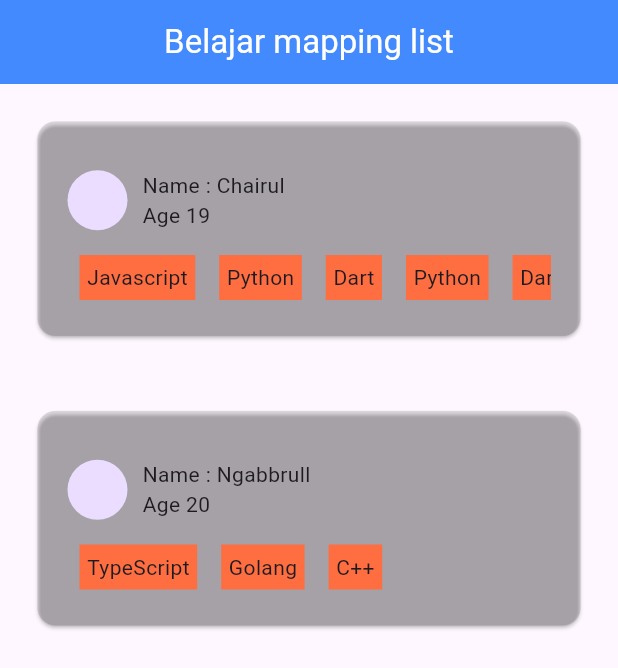
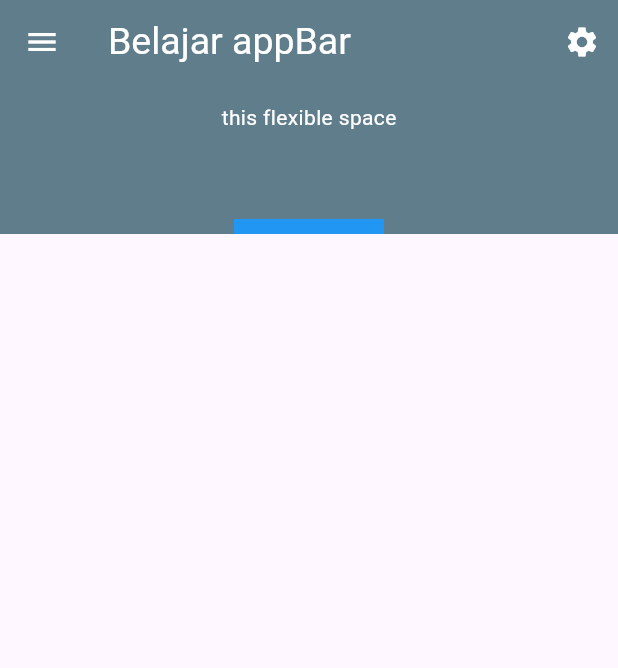
Before and after one commit to ChairulArul/Statefull-Flutter, a Flutter app: the screen it shows after launch, on a phone screen of 412 x 824 dp. Shown: the top 668 px of the screen. Run offline on Flutter 3.47's test engine with Material 3 defaults, Android fonts, the phone set to English and light mode, and no system bars.

Commit message:
Belajar Appbar

```diff
--- a/lib/main.dart
+++ b/lib/main.dart
@@ -126,6 +126,152 @@
 // }
 
 // Belajar maaping list
+// import 'package:flutter/material.dart';
+
+// void main() {
+//   runApp(MyApp());
+// }
+
+// class MyApp extends StatelessWidget {
+// // membuat mapping data untuk di panggil pada listView
+//   final List<Map<String, dynamic>> myList = [
+//     {
+//       "Name": "Chairul",
+//       "Age": 19,
+//       "FavProgramming": [
+//         "Javascript",
+//         "Python",
+//         "Dart",
+//         "Python",
+//         "Dart",
+//         "Python",
+//         "Dart",
+//         "Python",
+//         "Dart"
+//       ]
+//     },
+//     {
+//       "Name": "Ngabbrull",
+//       "Age": 20,
+//       "FavProgramming": ["TypeScript", "Golang", "C++"]
+//     }
+//   ];
+//   @override
+//   Widget build(BuildContext context) {
+//     return MaterialApp(
+//       debugShowCheckedModeBanner: false,
+//       home: Scaffold(
+//           appBar: AppBar(
+//             backgroundColor: Colors.blueAccent,
+//             title: Text(
+//               "Belajar mapping list",
+//               style: TextStyle(color: Colors.white),
+//             ),
+//             centerTitle: true,
+//           ),
+//           body: ListView(
+//             children: myList.map((data) {
+//               // tampung dalam variabel untuk panggil mapping data
+//               List myFavProgramming = data["FavProgramming"];
+//               return Card(
+//                 margin: EdgeInsets.all(25),
+//                 color: Colors.black12.withOpacity(0.1),
+
+//                 // ambil mapping dari data name dan age
+//                 child: Container(
+//                   margin: EdgeInsets.all(10),
+//                   padding: EdgeInsets.all(10),
+//                   child: Column(
+//                     crossAxisAlignment: CrossAxisAlignment.start,
+//                     children: [
+//                       // row
+//                       Row(
+//                         children: [
+//                           CircleAvatar(),
+//                           SizedBox(
+//                             width: 10,
+//                             height: 65,
+//                           ),
+//                           Column(
+//                             crossAxisAlignment: CrossAxisAlignment.start,
+//                             children: [
+//                               Text("Name : ${data['Name']}"),
+//                               Text("Age ${data['Age']}")
+//                             ],
+//                           )
+//                         ],
+//                       ),
+
+//                       // ganti menjadi ini, agar secara defaul dapat scroll secara horizontal
+//                       SingleChildScrollView(
+//                         scrollDirection: Axis.horizontal,
+//                         child: Row(
+//                           // ambil mapping untuk row pada bagian myfav programming
+//                           children: myFavProgramming.map((coding) {
+//                             return Container(
+//                               margin: EdgeInsets.symmetric(
+//                                 horizontal: 8,
+//                                 vertical: 4,
+//                               ),
+//                               padding: EdgeInsets.all(5),
+//                               color: Colors.deepOrangeAccent,
+//                               child: Text(coding),
+//                             );
+//                           }).toList(),
+//                         ),
+//                       )
+//                     ],
+//                   ),
+//                 ),
+//               );
+//             }).toList(),
+//           )),
+//     );
+//   }
+// }
+
+// import 'package:flutter/material.dart';
+
+// // panggil library atau package
+// import 'package:intl/intl.dart';
+// // link library atau pacakge
+// // https://pub.dev/documentation/intl/latest/intl/DateFormat-class.html
+
+// // import 'package:intl/intl.dart';
+
+// void main() {
+//   runApp(MyApp());
+// }
+
+// class MyApp extends StatelessWidget {
+//   const MyApp({super.key});
+
+//   @override
+//   Widget build(BuildContext context) {
+//     return MaterialApp(
+//       debugShowCheckedModeBanner: false,
+//       home: Scaffold(
+//         appBar: AppBar(
+//           backgroundColor: Colors.blueAccent,
+//           title: Text(
+//             "Belajar date format",
+//             style: TextStyle(color: Colors.white),
+//           ),
+//           centerTitle: true,
+//         ),
+//         body: Center(
+//           child: Text(
+//             // untuk convert date time, dengan pakai datefromat
+//             DateFormat.yMMMMd().format(DateTime.now()),
+//             style: TextStyle(color: Colors.black),
+//           ),
+//         ),
+//       ),
+//     );
+//   }
+// }
+
+// component lengkap appbar
 
 import 'package:flutter/material.dart';
 
@@ -134,99 +280,55 @@ void main() {
 }
 
 class MyApp extends StatelessWidget {
-// membuat mapping data untuk di panggil pada listView
-  final List<Map<String, dynamic>> myList = [
-    {
-      "Name": "Chairul",
-      "Age": 19,
-      "FavProgramming": [
-        "Javascript",
-        "Python",
-        "Dart",
-        "Python",
-        "Dart",
-        "Python",
-        "Dart",
-        "Python",
-        "Dart"
-      ]
-    },
-    {
-      "Name": "Ngabbrull",
-      "Age": 20,
-      "FavProgramming": ["TypeScript", "Golang", "C++"]
-    }
-  ];
+  const MyApp({super.key});
+
   @override
   Widget build(BuildContext context) {
     return MaterialApp(
       debugShowCheckedModeBanner: false,
       home: Scaffold(
           appBar: AppBar(
-            backgroundColor: Colors.blueAccent,
-            title: Text(
-              "Belajar mapping list",
+        backgroundColor: Colors.pinkAccent,
+        title: Text(
+          "Belajar appBar",
+          style: TextStyle(color: Colors.white, fontSize: 25),
+        ),
+        centerTitle: false,
+        leading: IconButton(
+          icon: Icon(Icons.menu, color: Colors.white),
+          onPressed: () {
+            print("Icon button di klik");
+          },
+        ),
+        actions: [
+          IconButton(
+            onPressed: () {
+              print("Action button berhasil di kik");
+            },
+            icon: Icon(Icons.settings),
+            color: Colors.white,
+          )
+        ],
+        bottom: PreferredSize(
+
+            // prefered size akan membuat jarak dari appbar dengan root paling awal hingga ke bagian bawah
+            preferredSize: Size.fromHeight(100),
+            child: Container(
+              width: 100,
+              height: 10,
+              color: Colors.blue,
+            )),
+        flexibleSpace: SizedBox(
+          child: Container(
+            alignment: Alignment.center,
+            color: Colors.blueGrey,
+            child: Text(
+              'this flexible space',
               style: TextStyle(color: Colors.white),
             ),
-            centerTitle: true,
           ),
-          body: ListView(
-            children: myList.map((data) {
-              // tampung dalam variabel untuk panggil mapping data
-              List myFavProgramming = data["FavProgramming"];
-              return Card(
-                margin: EdgeInsets.all(25),
-                color: Colors.black12.withOpacity(0.1),
-
-                // ambil mapping dari data name dan age
-                child: Container(
-                  margin: EdgeInsets.all(10),
-                  padding: EdgeInsets.all(10),
-                  child: Column(
-                    crossAxisAlignment: CrossAxisAlignment.start,
-                    children: [
-                      // row
-                      Row(
-                        children: [
-                          CircleAvatar(),
-                          SizedBox(
-                            width: 10,
-                            height: 65,
-                          ),
-                          Column(
-                            crossAxisAlignment: CrossAxisAlignment.start,
-                            children: [
-                              Text("Name : ${data['Name']}"),
-                              Text("Age ${data['Age']}")
-                            ],
-                          )
-                        ],
-                      ),
-
-                      // ganti menjadi ini, agar secara defaul dapat scroll secara horizontal
-                      SingleChildScrollView(
-                        scrollDirection: Axis.horizontal,
-                        child: Row(
-                          // ambil mapping untuk row pada bagian myfav programming
-                          children: myFavProgramming.map((coding) {
-                            return Container(
-                              margin: EdgeInsets.symmetric(
-                                horizontal: 8,
-                                vertical: 4,
-                              ),
-                              padding: EdgeInsets.all(5),
-                              color: Colors.deepOrangeAccent,
-                              child: Text(coding),
-                            );
-                          }).toList(),
-                        ),
-                      )
-                    ],
-                  ),
-                ),
-              );
-            }).toList(),
-          )),
+        ),
+      )),
     );
   }
 }
--- a/pubspec.yaml
+++ b/pubspec.yaml
@@ -2,7 +2,7 @@ name: belajar_2
 description: "A new Flutter project."
 # The following line prevents the package from being accidentally published to
 # pub.dev using `flutter pub publish`. This is preferred for private packages.
-publish_to: 'none' # Remove this line if you wish to publish to pub.dev
+publish_to: "none" # Remove this line if you wish to publish to pub.dev
 
 # The following defines the version and build number for your application.
 # A version number is three numbers separated by dots, like 1.2.43
@@ -30,6 +30,8 @@ environment:
 dependencies:
   flutter:
     sdk: flutter
+    # library untuk ambil date data secara langsung
+  intl: ^0.20.2
 
   # The following adds the Cupertino Icons font to your application.
   # Use with the CupertinoIcons class for iOS style icons.
@@ -51,7 +53,6 @@ dev_dependencies:
 
 # The following section is specific to Flutter packages.
 flutter:
-
   # The following line ensures that the Material Icons font is
   # included with your application, so that you can use the icons in
   # the material Icons class.
```
Also changed, not shown: pubspec.lock.
